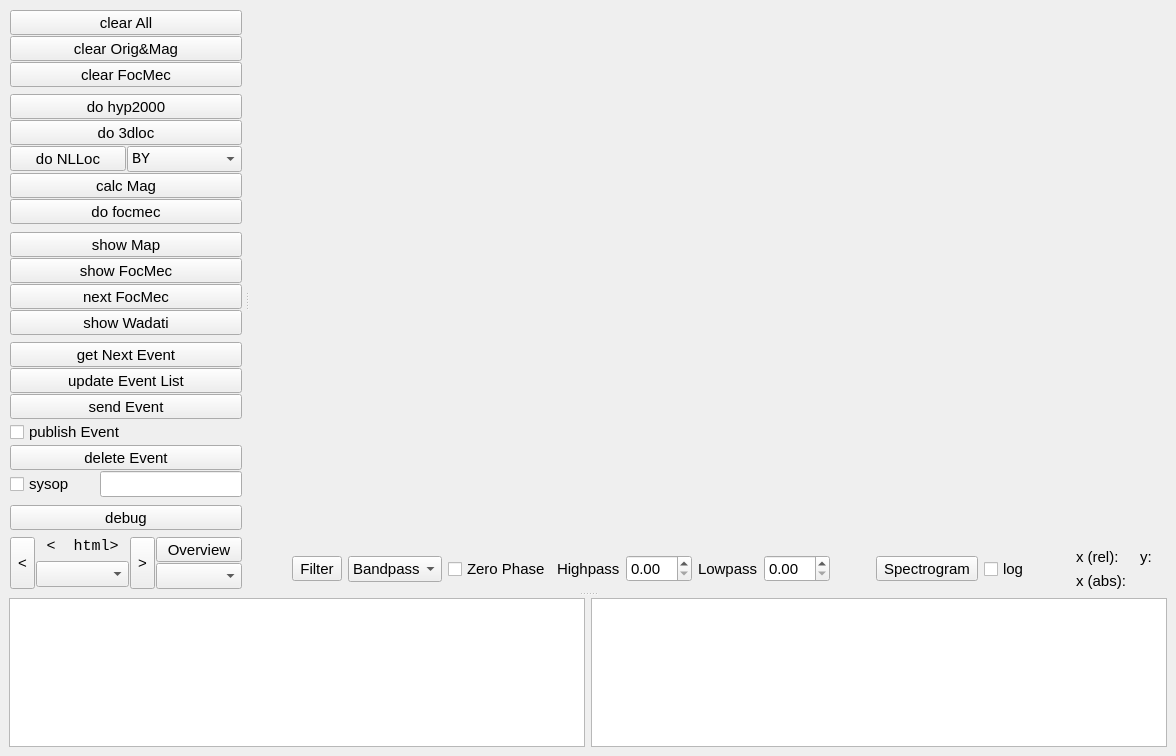
Above: apps/obspyck/qt_designer.ui from megies/obspyck before the change. Below: the same form after it.
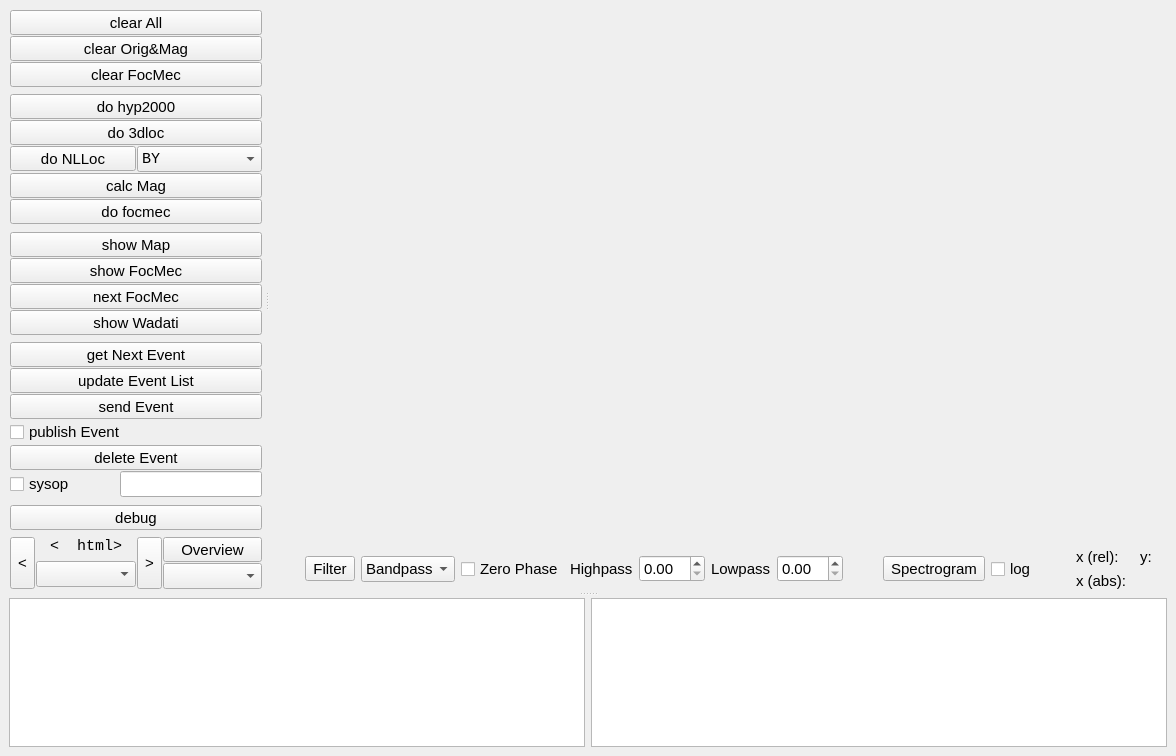
That is the form after the change. Icons and pictures are not drawn. Custom widgets are drawn as their Qt base class.

Patch:
```diff
--- a/apps/obspyck/qt_designer.ui
+++ b/apps/obspyck/qt_designer.ui
@@ -708,8 +708,8 @@
                </property>
                <property name="sizeHint" stdset="0" >
                 <size>
-                 <width>40</width>
-                 <height>20</height>
+                 <width>10</width>
+                 <height>10</height>
                 </size>
                </property>
               </spacer>
@@ -799,8 +799,8 @@
                </property>
                <property name="sizeHint" stdset="0" >
                 <size>
-                 <width>40</width>
-                 <height>20</height>
+                 <width>10</width>
+                 <height>10</height>
                 </size>
                </property>
               </spacer>
@@ -835,8 +835,8 @@
                </property>
                <property name="sizeHint" stdset="0" >
                 <size>
-                 <width>40</width>
-                 <height>20</height>
+                 <width>10</width>
+                 <height>10</height>
                 </size>
                </property>
               </spacer>
```
Left out of the diff: 3 changed lines with no effect on the pictures.
